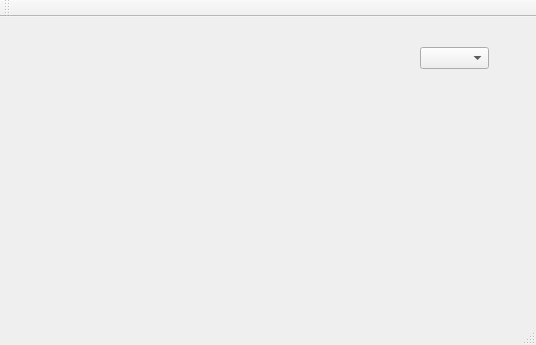
Old version of the form mainwindow.ui in the repository sergiqz/Adapter.
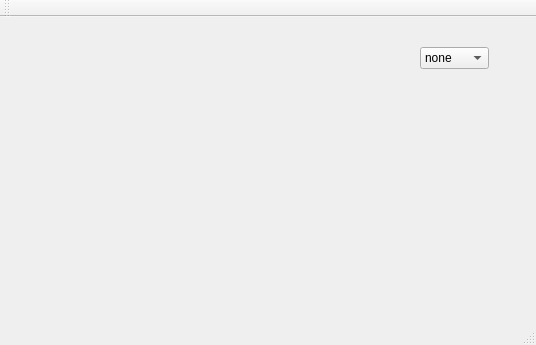
New version of the form.

Patch:
```diff
--- a/mainwindow.ui
+++ b/mainwindow.ui
@@ -38,7 +38,7 @@
     </property>
     <item>
      <property name="text">
-      <string/>
+      <string>none</string>
      </property>
     </item>
     <item>
```
Left out of the diff: 5 changed lines with no effect on the pictures.
